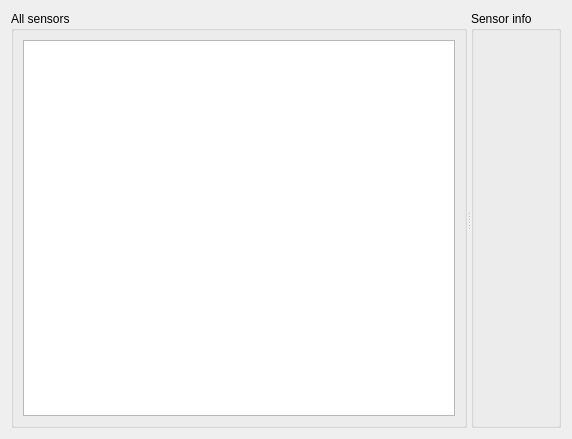
marcinochman1993/ComputerMonitor, file prj/ui/SensorsWidget.ui: the form before one commit.
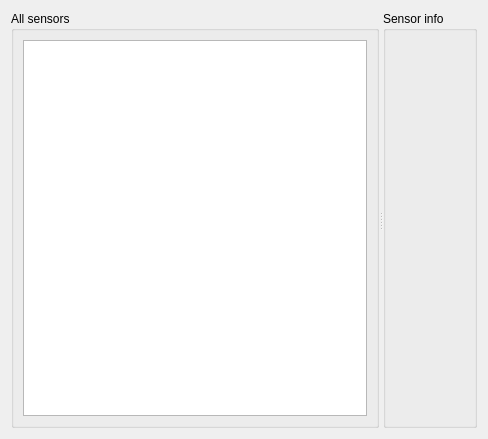
The form after the commit. Custom widgets are drawn as their Qt base class.

Commit message: Poprawiono sensory, wyświetlenie QCustomPlot, poprawki do modelu sensorów

The edit to the form file:
```diff
--- a/prj/ui/SensorsWidget.ui
+++ b/prj/ui/SensorsWidget.ui
@@ -6,7 +6,7 @@
    <rect>
     <x>0</x>
     <y>0</y>
-    <width>572</width>
+    <width>488</width>
     <height>439</height>
    </rect>
   </property>
@@ -26,12 +26,24 @@
       <layout class="QVBoxLayout" name="verticalLayout">
        <item>
         <widget class="QTableView" name="tableView">
+         <property name="sizeAdjustPolicy">
+          <enum>QAbstractScrollArea::AdjustToContents</enum>
+         </property>
          <property name="selectionMode">
           <enum>QAbstractItemView::SingleSelection</enum>
          </property>
          <property name="selectionBehavior">
           <enum>QAbstractItemView::SelectRows</enum>
          </property>
+         <property name="textElideMode">
+          <enum>Qt::ElideMiddle</enum>
+         </property>
+         <attribute name="horizontalHeaderCascadingSectionResizes">
+          <bool>false</bool>
+         </attribute>
+         <attribute name="horizontalHeaderStretchLastSection">
+          <bool>true</bool>
+         </attribute>
         </widget>
        </item>
       </layout>
@@ -50,6 +62,14 @@
    </item>
   </layout>
  </widget>
+ <customwidgets>
+  <customwidget>
+   <class>QCustomPlot</class>
+   <extends>QWidget</extends>
+   <header>qcustomplot.h</header>
+   <container>1</container>
+  </customwidget>
+ </customwidgets>
  <resources/>
  <connections/>
 </ui>
```
Left out of the diff: 2 changed lines with no effect on the pictures. The commit also changes 13 other files.
